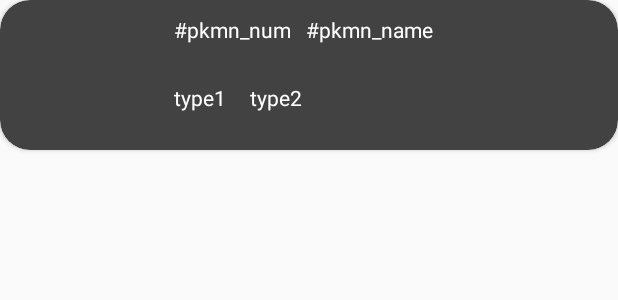
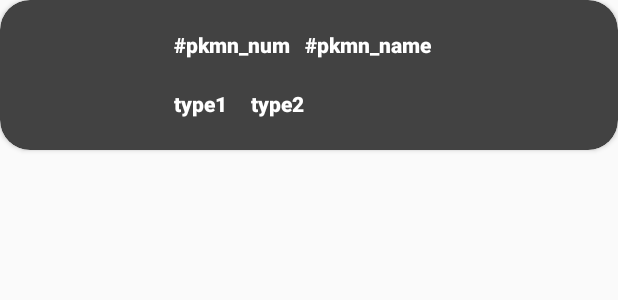
Before and after one commit to LorenzoT8942/ProjectPokedex, an Android app: the layout cardview_pokemon_detail.xml on its own in the app's theme, with its tools: preview values and no code run, on a phone screen of 412 x 824 dp. Shown: the top 300 px of the screen. Run offline under Robolectric (Android 15) with nearby library versions, the phone set to English and light mode, and no system bars; network calls fail.

Commit message:
Font changed and improved looks.

```diff
--- a/app/build.gradle
+++ b/app/build.gradle
@@ -56,7 +56,7 @@ dependencies {
     implementation "androidx.lifecycle:lifecycle-viewmodel:$lifecycle_version"
     implementation "androidx.lifecycle:lifecycle-livedata:$lifecycle_version"
 
-    //GLIDE
+
     compile 'com.github.bumptech.glide:glide:4.3.0'
 
 
--- a/app/src/main/res/drawable/rv_divider.xml
+++ b/app/src/main/res/drawable/rv_divider.xml
@@ -2,7 +2,7 @@
 <shape xmlns:android="http://schemas.android.com/apk/res/android"
     android:shape="rectangle">
     <size
-        android:width="4dp"
+        android:width="1dp"
         android:height="7dp" />
     <solid android:color="#ffff" />
 </shape>
--- a/app/src/main/res/layout/cardview_pokemon_detail.xml
+++ b/app/src/main/res/layout/cardview_pokemon_detail.xml
@@ -29,15 +29,18 @@
             android:layout_height="wrap_content"
             app:layout_constraintStart_toEndOf="@+id/iv_pkmn_icon"
             app:layout_constraintTop_toTopOf="parent"
-            android:layout_marginTop="10dp"
+            android:layout_marginTop="20dp"
             android:layout_marginStart="16dp"
             android:textColor="#ffff"
             android:text="#pkmn_num"
+            android:fontFamily="sans-serif-medium"
+            android:textStyle="bold"
+            android:textSize="14dp"
             />
 
         <TextView
             android:id="@+id/tv_pkmn_name"
-            android:layout_marginTop="10dp"
+            android:layout_marginTop="20dp"
             android:layout_width="wrap_content"
             android:layout_height="wrap_content"
             app:layout_constraintStart_toEndOf="@+id/tv_pkmn_num"
@@ -45,6 +48,9 @@
             android:layout_marginStart="10dp"
             android:textColor="#ffff"
             android:text="#pkmn_name"
+            android:fontFamily="sans-serif-medium"
+            android:textStyle="bold"
+            android:textSize="14dp"
             />
 
         <TextView
@@ -54,11 +60,12 @@
             android:text="type1"
             app:layout_constraintTop_toBottomOf="@+id/tv_pkmn_num"
             app:layout_constraintStart_toEndOf="@id/iv_pkmn_icon"
-            app:layout_constraintBottom_toBottomOf="parent"
-            android:layout_marginTop="8dp"
-            android:layout_marginBottom="8dp"
+            android:layout_marginTop="20dp"
             android:layout_marginStart="16dp"
             android:textColor="#ffff"
+            android:fontFamily="sans-serif-medium"
+            android:textStyle="bold"
+            android:textSize="14dp"
             />
 
         <TextView
@@ -68,11 +75,12 @@
             android:text="type2"
             app:layout_constraintTop_toBottomOf="@+id/tv_pkmn_num"
             app:layout_constraintLeft_toRightOf="@id/tv_pkmn_type1"
-            app:layout_constraintBottom_toBottomOf="parent"
-            android:layout_marginTop="8dp"
-            android:layout_marginBottom="8dp"
+            android:layout_marginTop="20dp"
             android:layout_marginStart="16dp"
             android:textColor="#ffff"
+            android:fontFamily="sans-serif-medium"
+            android:textStyle="bold"
+            android:textSize="14dp"
             />
 
     </androidx.constraintlayout.widget.ConstraintLayout>
```
Also changed, not shown: app/src/main/java/it/lorenzotanzi/pokedex/PokemonRepository.java (+5 -15 lines), app/src/main/java/it/lorenzotanzi/pokedex/PokemonRvAdapter.java (+13 -3 lines), app/src/main/res/font/traffolight.otf (added).
